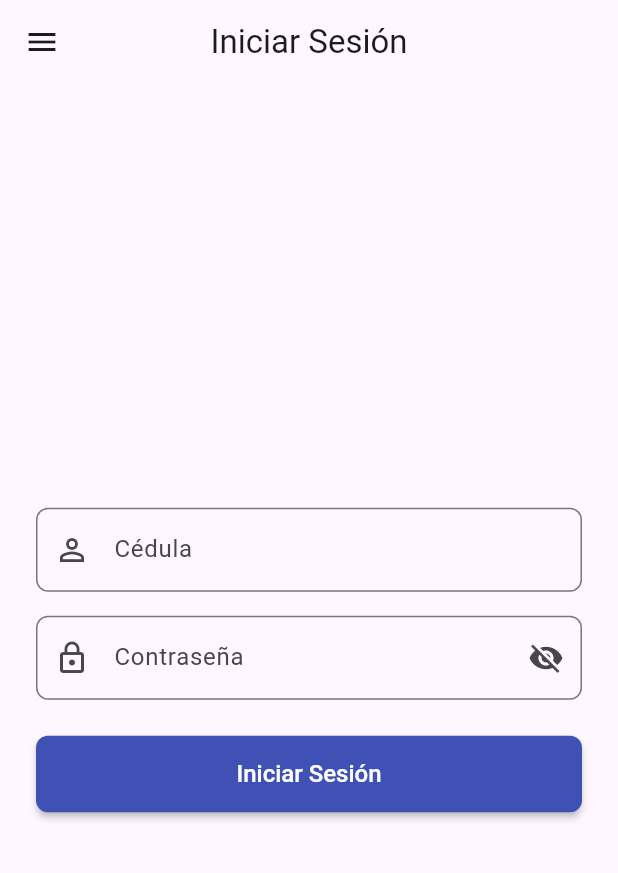
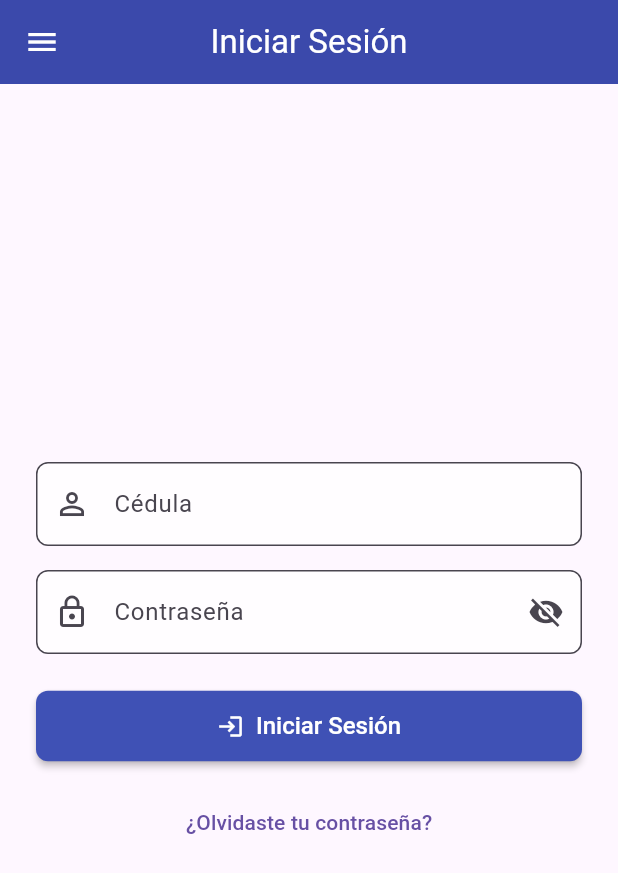
Before and after one commit to Darlin04/Programacion-movil-proyecto-final, a Flutter app: the screen it shows after launch, in the side drawer, after a tap on "Iniciar Sesión", on a phone screen of 412 x 824 dp. Shown: the top 873 px of the screen. Run offline on Flutter 3.47's test engine with Material 3 defaults, Android fonts, the phone set to English and light mode, and no system bars; our stand-ins replace carousel_slider, geolocator, google_maps_flutter, image_picker, youtube_player_flutter; network calls fail.

Commit message:
Second commit

```diff
--- a/lib/main.dart
+++ b/lib/main.dart
@@ -1,6 +1,11 @@
 import 'package:flutter/material.dart';
 import 'package:intl/date_symbol_data_local.dart';
+
 import 'screens/home_page.dart';
+import 'screens/login_page.dart';
+import 'screens/forgot_password_page.dart';
+import 'screens/report_situation_page.dart';
+import 'screens/my_situations_page.dart';
 import 'screens/video_page.dart';
 import 'screens/news_page.dart';
 import 'screens/videos_page.dart';
@@ -10,12 +15,6 @@ import 'screens/medidas_preventivas_page.dart';
 import 'screens/miembros_page.dart';
 import 'screens/volunteer_form_page.dart';
 import 'screens/about_page.dart';
-import 'screens/login_page.dart';
-import 'screens/report_situation_page.dart';
-import 'screens/my_situations_page.dart';
-import 'screens/situations_map_page.dart';
-import 'screens/change_password_page.dart';
-import 'screens/services_page.dart';
 
 void main() async {
   WidgetsFlutterBinding.ensureInitialized();
@@ -25,7 +24,6 @@ void main() async {
 
 class MyApp extends StatelessWidget {
   const MyApp({super.key});
-
 
   @override
   Widget build(BuildContext context) {
@@ -51,18 +49,31 @@ class MyApp extends StatelessWidget {
            borderSide: BorderSide(color: Colors.indigoAccent, width: 2.0),
            borderRadius: BorderRadius.all(Radius.circular(8.0)),
         ),
+        filled: true,
+        fillColor: Colors.white70,
       ),
       elevatedButtonTheme: ElevatedButtonThemeData(
         style: ElevatedButton.styleFrom(
           foregroundColor: Colors.white,
           backgroundColor: Colors.indigo,
-              padding: const EdgeInsets.symmetric(horizontal: 20, vertical: 14),
+          padding: const EdgeInsets.symmetric(horizontal: 24, vertical: 14),
           textStyle: const TextStyle(fontSize: 16, fontWeight: FontWeight.w500),
           shape: RoundedRectangleBorder(
             borderRadius: BorderRadius.circular(8),
           ),
           elevation: 2,
         ),
+      ),
+       appBarTheme: AppBarTheme(
+         backgroundColor: Colors.indigo[600],
+         foregroundColor: Colors.white,
+         elevation: 1.0,
+         centerTitle: true,
+      ),
+       cardTheme: CardTheme(
+          elevation: 2,
+          shape: RoundedRectangleBorder(borderRadius: BorderRadius.circular(10.0)),
+          margin: const EdgeInsets.symmetric(horizontal: 8, vertical: 4),
        ),
     );
   }
@@ -71,7 +82,11 @@ class MyApp extends StatelessWidget {
     return {
       HomePage.routeName: (ctx) => HomePage(),
       LoginPage.routeName: (ctx) => const LoginPage(),
-        ServicesPage.routeName: (ctx) => const ServicesPage(),
+      ForgotPasswordPage.routeName: (ctx) => const ForgotPasswordPage(),
+
+      ReportSituationPage.routeName: (ctx) => const ReportSituationPage(),
+      MySituationsPage.routeName: (ctx) => const MySituationsPage(),
+
       NewsPage.routeName: (ctx) => const NewsPage(),
       VideoPage.routeName: (ctx) => const VideoPage(),
       VideosPage.routeName: (ctx) => const VideosPage(),
@@ -81,16 +96,11 @@ class MyApp extends StatelessWidget {
       MiembrosPage.routeName: (ctx) => const MiembrosPage(),
       VolunteerFormPage.routeName: (ctx) => const VolunteerFormPage(),
       AboutPage.routeName: (ctx) => const AboutPage(),
-
-        ReportSituationPage.routeName: (ctx) => const ReportSituationPage(),
-        MySituationsPage.routeName: (ctx) => const MySituationsPage(),
-        SituationsMapPage.routeName: (ctx) => const SituationsMapPage(),
-        ChangePasswordPage.routeName: (ctx) => const ChangePasswordPage(),
     };
   }
 
-   Route<dynamic>? _handleUnknownRoute(RouteSettings settings) {
-      print(">>> RUTA DESCONOCIDA SOLICITADA: ${settings.name}");
+   Route<dynamic> _handleUnknownRoute(RouteSettings settings) {
+    print("ALERTA: Navegando a ruta desconocida: ${settings.name}");
     return MaterialPageRoute(builder: (ctx) => HomePage());
    }
 }
--- a/lib/screens/login_page.dart
+++ b/lib/screens/login_page.dart
@@ -1,11 +1,14 @@
+// lib/screens/login_page.dart
 import 'package:flutter/material.dart';
-import '../services/auth_service.dart';
-import '../screens/news_page.dart';
-import '../widgets/app_drawer.dart';
+import '../services/auth_service.dart'; // Service for authentication logic
+import '../screens/news_page.dart'; // Default page to navigate to after login
+import '../widgets/app_drawer.dart'; // The app's navigation drawer
+import 'forgot_password_page.dart'; // Import the Forgot Password screen
 
 class LoginPage extends StatefulWidget {
   const LoginPage({super.key});
 
+  // Route name for navigation
   static const routeName = '/login';
 
   @override
@@ -13,50 +16,72 @@ class LoginPage extends StatefulWidget {
 }
 
 class _LoginPageState extends State<LoginPage> {
+  // Global key for the form to enable validation
   final _formKey = GlobalKey<FormState>();
+  // Controllers to manage text input fields
   final _cedulaController = TextEditingController();
   final _passwordController = TextEditingController();
+  // Instance of the authentication service
   final AuthService _authService = AuthService();
 
+  // State variables to manage UI feedback
   bool _isLoading = false;
   String? _errorMessage;
-  bool _obscurePassword = true;
+  bool _obscurePassword = true; // To toggle password visibility
 
   @override
   void dispose() {
+    // Clean up controllers when the widget is removed from the widget tree
     _cedulaController.dispose();
     _passwordController.dispose();
     super.dispose();
   }
 
+  // Function to handle the login submission
   Future<void> _submitLogin() async {
-    setState(() { _errorMessage = null; });
+    // Prevent submission if already loading
+    if (_isLoading) return;
 
+    // Trigger form validation
     if (!_formKey.currentState!.validate()) {
-      return;
+      return; // Stop if validation fails
     }
 
-    setState(() { _isLoading = true; });
+    // Update UI state to show loading indicator and clear errors
+    setState(() {
+      _isLoading = true;
+      _errorMessage = null;
+    });
 
     try {
+      // Call the login method from the AuthService
       await _authService.login(
-        _cedulaController.text.trim(),
+        _cedulaController.text.trim(), // Use trimmed input
         _passwordController.text,
       );
 
+      // Check if the widget is still mounted before navigating
       if (mounted) {
+        // Navigate to the NewsPage on successful login, replacing the LoginPage
+        // You could change NewsPage.routeName to another target screen if needed
         Navigator.of(context).pushReplacementNamed(NewsPage.routeName);
       }
 
     } catch (e) {
+      // If login fails (exception thrown by AuthService), show error message
       if (mounted) {
         setState(() {
+          // Display the error message from the exception
           _errorMessage = e.toString().replaceFirst("Exception: ", "");
         });
       }
+
     } finally {
+      // Always ensure loading indicator is turned off, even if an error occurred
       if (mounted) {
-           setState(() { _isLoading = false; });
+        setState(() {
+          _isLoading = false;
+        });
       }
     }
   }
@@ -67,40 +92,52 @@ class _LoginPageState extends State<LoginPage> {
       appBar: AppBar(
         title: const Text('Iniciar Sesión'),
         centerTitle: true,
+        // Optionally hide back button if it's the initial route after logout
+        // automaticallyImplyLeading: false,
       ),
+      // Include the AppDrawer, its content will adapt based on login state
       drawer: const AppDrawer(),
-      body: Center(
-        child: SingleChildScrollView(
+      body: Center( // Center the content vertically
+        child: SingleChildScrollView( // Allow scrolling on smaller screens
           padding: const EdgeInsets.all(24.0),
           child: Form(
-            key: _formKey,
+            key: _formKey, // Associate the form key
             child: Column(
-              mainAxisAlignment: MainAxisAlignment.center,
-              crossAxisAlignment: CrossAxisAlignment.stretch,
+              mainAxisAlignment: MainAxisAlignment.center, // Center content horizontally in Column
+              crossAxisAlignment: CrossAxisAlignment.stretch, // Make buttons stretch
               children: <Widget>[
+                // Optional: Add an app logo or image here
+                // Icon(Icons.security, size: 80, color: Theme.of(context).primaryColor),
+                // const SizedBox(height: 32),
+
+                // Cédula Input Field
                 TextFormField(
                   controller: _cedulaController,
                   decoration: const InputDecoration(
                     labelText: 'Cédula',
+                    hintText: 'Ingresa tu número de cédula',
                     prefixIcon: Icon(Icons.person_outline),
-                    hintText: 'Ingrese su número de cédula',
+                    // Border uses global theme
                   ),
                   keyboardType: TextInputType.number,
                   validator: (value) {
                     if (value == null || value.trim().isEmpty) {
-                      return 'Por favor ingrese su cédula';
+                      return 'Por favor ingresa tu cédula';
                     }
+                    // Optional: Add more specific cedula format validation
+                    // e.g., if (!RegExp(r'^\d{3}-?\d{7}-?\d{1}$').hasMatch(value)) { ... }
                     return null;
                   },
                 ),
                 const SizedBox(height: 16),
 
+                // Password Input Field
                 TextFormField(
                   controller: _passwordController,
-                  decoration: InputDecoration(
+                  decoration: InputDecoration( // Need InputDecoration to add suffixIcon
                     labelText: 'Contraseña',
                     prefixIcon: const Icon(Icons.lock_outline),
-                    hintText: 'Ingrese su contraseña',
+                    // Add suffix icon to toggle password visibility
                     suffixIcon: IconButton(
                       icon: Icon(
                         _obscurePassword ? Icons.visibility_off : Icons.visibility,
@@ -112,16 +149,18 @@ class _LoginPageState extends State<LoginPage> {
                       },
                     ),
                   ),
-                  obscureText: _obscurePassword,
+                  obscureText: _obscurePassword, // Control password visibility
                   validator: (value) {
                     if (value == null || value.isEmpty) {
-                      return 'Por favor ingrese su contraseña';
+                      return 'Por favor ingresa tu contraseña';
                     }
+                    // Optional: Add password complexity rules if needed
                     return null;
                   },
                 ),
                 const SizedBox(height: 24),
 
+                // Error Message Display Area
                 if (_errorMessage != null)
                   Padding(
                     padding: const EdgeInsets.only(bottom: 16.0),
@@ -132,20 +171,34 @@ class _LoginPageState extends State<LoginPage> {
                     ),
                   ),
 
+                // Login Button or Loading Indicator
                 _isLoading
                     ? const Center(child: CircularProgressIndicator())
-                    : ElevatedButton(
-                        onPressed: _submitLogin,
-                        style: ElevatedButton.styleFrom(
-                          padding: const EdgeInsets.symmetric(vertical: 16),
+                    : ElevatedButton.icon( // Use ElevatedButton.icon for better visual cue
+                        icon: const Icon(Icons.login),
+                        label: const Text('Iniciar Sesión'),
+                        onPressed: _submitLogin, // Call the login handler
+                        // Style is inherited from the global theme
                       ),
-                        child: const Text(
-                          'Iniciar Sesión',
-                          style: TextStyle(fontSize: 16),
-                          ),
+                const SizedBox(height: 16),
+
+                // Forgot Password Button
+                TextButton(
+                  // Disable button briefly if login is in progress
+                  onPressed: _isLoading ? null : () {
+                    // Navigate to the Forgot Password page using its route name
+                    Navigator.pushNamed(context, ForgotPasswordPage.routeName);
+                  },
+                  child: const Text('¿Olvidaste tu contraseña?'),
                 ),
 
-
+                 // Optional: Add a button/link for registration if needed
+                 // TextButton(
+                 //   onPressed: _isLoading ? null : () {
+                 //     // Navigator.pushNamed(context, RegisterPage.routeName); // If you have a registration page
+                 //   },
+                 //   child: const Text('¿No tienes cuenta? Regístrate'),
+                 // ),
               ],
             ),
           ),
```
Also changed, not shown: lib/screens/forgot_password_page.dart (added, +161 -0 lines), lib/services/api_service.dart (+69 -26 lines). Lines whose indentation alone changed are shown as unchanged.
